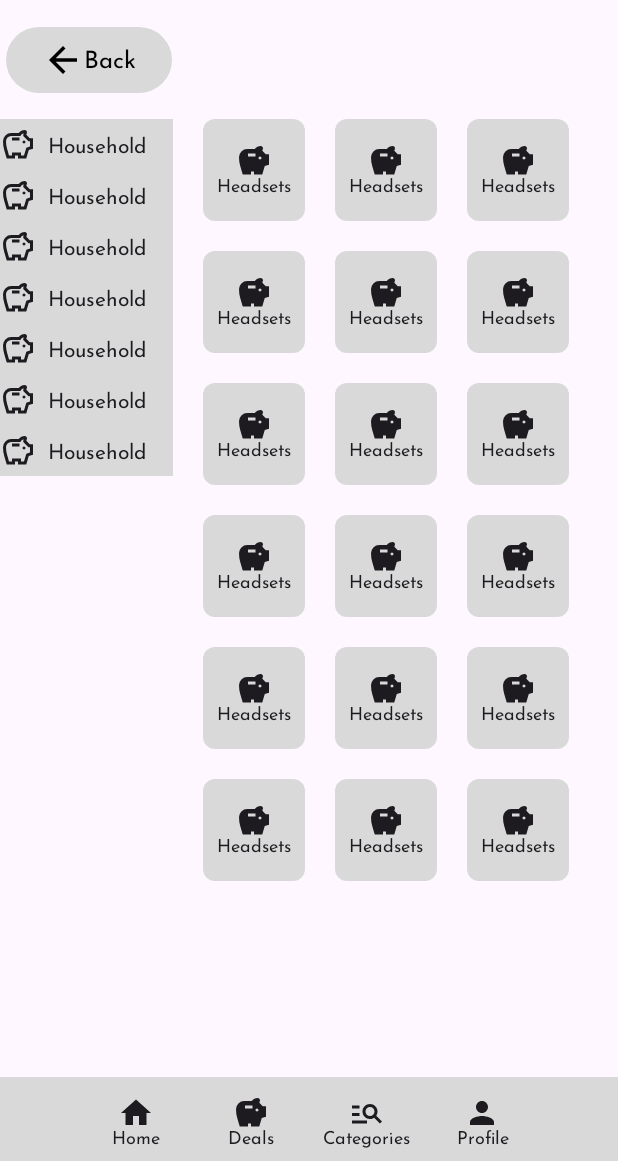
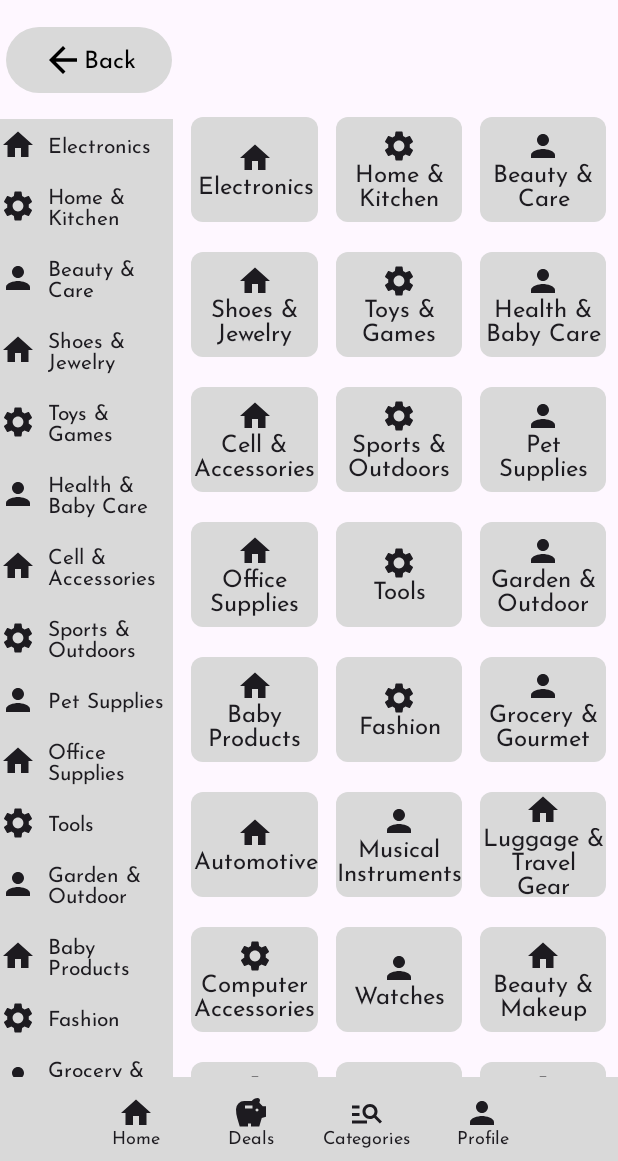
Before and after one commit to Joa0DeL1ma/Best_Of, an Android app built with Jetpack Compose: the screen it shows after launch (MainActivity), on a phone screen of 412 x 824 dp, the part 75-1236 px from its top. Run offline under Robolectric (Android 15) with nearby library versions, the phone set to English and light mode, and no system bars.

Commit message:
WIP categories section, becoming something great

```diff
--- /dev/null
+++ b/app/src/main/java/com/example/bestof/modules/categories/model/CategoriesItemsList.kt
@@ -0,0 +1,41 @@
+package com.example.bestof.modules.categories.model
+
+import androidx.compose.material.icons.Icons
+import androidx.compose.material.icons.filled.Home
+import androidx.compose.material.icons.filled.Settings
+import androidx.compose.material.icons.filled.Person
+import androidx.compose.ui.graphics.vector.ImageVector
+
+data class CategoriesItems(val icon: ImageVector, val name: String)
+
+val itemList = listOf(
+    CategoriesItems(Icons.Default.Home, "Electronics"),
+    CategoriesItems(Icons.Default.Settings, "Home & Kitchen"),
+    CategoriesItems(Icons.Default.Person, "Beauty & Care"),
+    CategoriesItems(Icons.Default.Home, "Shoes & Jewelry"),
+    CategoriesItems(Icons.Default.Settings, "Toys & Games"),
+    CategoriesItems(Icons.Default.Person, "Health & Baby Care"),
+    CategoriesItems(Icons.Default.Home, "Cell & Accessories"),
+    CategoriesItems(Icons.Default.Settings, "Sports & Outdoors"),
+    CategoriesItems(Icons.Default.Person, "Pet Supplies"),
+    CategoriesItems(Icons.Default.Home, "Office Supplies"),
+    CategoriesItems(Icons.Default.Settings, "Tools"),
+    CategoriesItems(Icons.Default.Person, "Garden & Outdoor"),
+    CategoriesItems(Icons.Default.Home, "Baby Products"),
+    CategoriesItems(Icons.Default.Settings, "Fashion"),
+    CategoriesItems(Icons.Default.Person, "Grocery & Gourmet"),
+    CategoriesItems(Icons.Default.Home, "Automotive"),
+    CategoriesItems(Icons.Default.Person, "Musical Instruments"),
+    CategoriesItems(Icons.Default.Home, "Luggage & Travel Gear"),
+    CategoriesItems(Icons.Default.Settings, "Computer Accessories"),
+    CategoriesItems(Icons.Default.Person, "Watches"),
+    CategoriesItems(Icons.Default.Home, "Beauty & Makeup"),
+    CategoriesItems(Icons.Default.Settings, "Cleaning Supplies"),
+    CategoriesItems(Icons.Default.Person, "Bathroom Products"),
+    CategoriesItems(Icons.Default.Settings, "CDs & Vinyl"),
+    CategoriesItems(Icons.Default.Person, "Video Games"),
+    CategoriesItems(Icons.Default.Home, "Industrial & Scientific"),
+    CategoriesItems(Icons.Default.Settings, "Arts, Crafts & Sewing"),
+    CategoriesItems(Icons.Default.Person, "Health & Fitness"),
+    CategoriesItems(Icons.Default.Home, "Collectibles & Fine Art")
+)
--- a/app/src/main/java/com/example/bestof/modules/categories/screens/CategoriesScreen.kt
+++ b/app/src/main/java/com/example/bestof/modules/categories/screens/CategoriesScreen.kt
@@ -5,12 +5,16 @@ import androidx.compose.foundation.layout.Arrangement
 import androidx.compose.foundation.layout.Box
 import androidx.compose.foundation.layout.Column
 import androidx.compose.foundation.layout.Row
+import androidx.compose.foundation.layout.Spacer
+import androidx.compose.foundation.layout.fillMaxHeight
 import androidx.compose.foundation.layout.fillMaxSize
 import androidx.compose.foundation.layout.fillMaxWidth
 import androidx.compose.foundation.layout.height
 import androidx.compose.foundation.layout.padding
-import androidx.compose.foundation.layout.size
 import androidx.compose.foundation.layout.width
+import androidx.compose.foundation.lazy.LazyColumn
+import androidx.compose.foundation.lazy.items
+import androidx.compose.foundation.lazy.itemsIndexed
 import androidx.compose.foundation.shape.RoundedCornerShape
 import androidx.compose.material.icons.Icons
 import androidx.compose.material.icons.filled.Home
@@ -36,6 +40,7 @@ import androidx.compose.ui.tooling.preview.Preview
 import androidx.compose.ui.unit.dp
 import com.example.bestof.R
 import com.example.bestof.modules.cart.widgets.BackButton
+import com.example.bestof.modules.categories.model.itemList
 import com.example.bestof.ui.theme.BestOfTheme
 
 @OptIn(ExperimentalMaterial3Api::class)
@@ -65,7 +70,7 @@ fun CategoriesScreen() {
 
             Row(modifier = Modifier.padding(padding)) {
                 Column { //todo fazer uma section aqui
-                    Box(modifier = Modifier.fillMaxWidth()) {
+                    Box {
                         BackButton(
                             modifier = Modifier.padding(
                                 start = 4.dp,
@@ -74,9 +79,9 @@ fun CategoriesScreen() {
                             )
                         )
                     }
-                    Row(modifier = Modifier.fillMaxSize()) {
-                        Column {
-                            for (i in 1..7) {
+
+                    LazyColumn {
+                        items(itemList) { category ->
                             Row(
                                 modifier = Modifier
                                     .background(Color(0xffD9D9D9))
@@ -84,7 +89,7 @@ fun CategoriesScreen() {
                             ) {
                                 Icon(
                                     modifier = Modifier.align(Alignment.CenterVertically),
-                                        painter = painterResource(id = R.drawable.ic_savings),
+                                    imageVector = category.icon,
                                     contentDescription = ""
                                 )
                                 Text(
@@ -96,38 +101,50 @@ fun CategoriesScreen() {
                                         bottom = 8.dp
                                     ),
                                     style = MaterialTheme.typography.labelLarge,
-                                        text = "Household"
+                                    text = category.name
                                 )
                             }
                         }
                     }
 
-                            Column {
-                                for (g in 1..6) {
-                                Row {
-                                    for (j in 1..3) {
+
+                }
+                val rows = itemList.chunked(3)
+                    LazyColumn(modifier = Modifier) {
+                        item{
+                            Spacer(modifier = Modifier.height(70.dp))
+                        }
+                        itemsIndexed(rows) { _, rowItems ->
+                            Row(
+                                horizontalArrangement = Arrangement.spacedBy(8.dp),
+                                modifier = Modifier.padding(8.dp)
+                            ) {
+                                rowItems.forEach { item ->
                                     Column(
                                         modifier = Modifier
-                                                .padding(start = 20.dp, bottom = 20.dp)
-                                                .size(68.dp)
+                                            .padding(start = 4.dp, bottom = 4.dp)
+                                            .height(70.dp)
+                                            .weight(1f)
                                             .clip(RoundedCornerShape(8.dp))
-                                                .background(Color(0xffD9D9D9))
-
-                                            ,
+                                            .background(Color(0xffD9D9D9)),
                                         verticalArrangement = Arrangement.Center,
                                         horizontalAlignment = Alignment.CenterHorizontally
                                     ) {
                                         Icon(
-                                                painter = painterResource(id = R.drawable.ic_savings_filled),
-                                                contentDescription = ""
+                                            imageVector = item.icon,
+                                            contentDescription = item.name
                                         )
                                         Text(
-                                                style = MaterialTheme.typography.bodySmall,
-                                                text = "Headsets"
+                                            textAlign = TextAlign.Center,
+                                            text = item.name,
                                         )
                                     }
                                 }
-                                }
+                                repeat(3 - rowItems.size) {
+                                    Text(
+                                        text = "", // Empty text
+                                        modifier = Modifier.weight(1f) // Takes up the same space as others
+                                    )
                                 }
                             }
                         }
```
Lines whose indentation alone changed are shown as unchanged.
